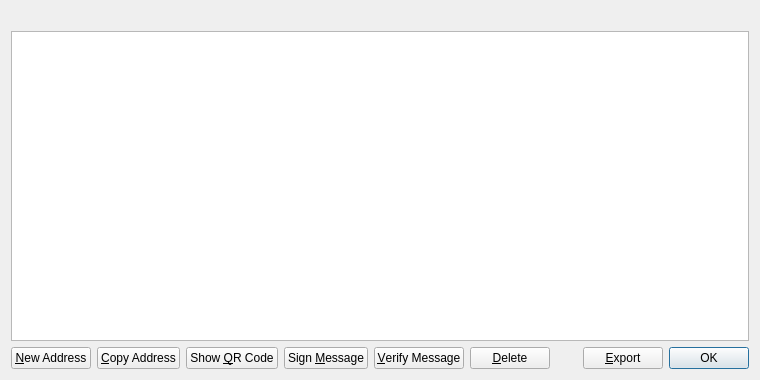
Tillkoeln/chipcoin, file src/qt/forms/addressbookpage.ui: the form before one commit.
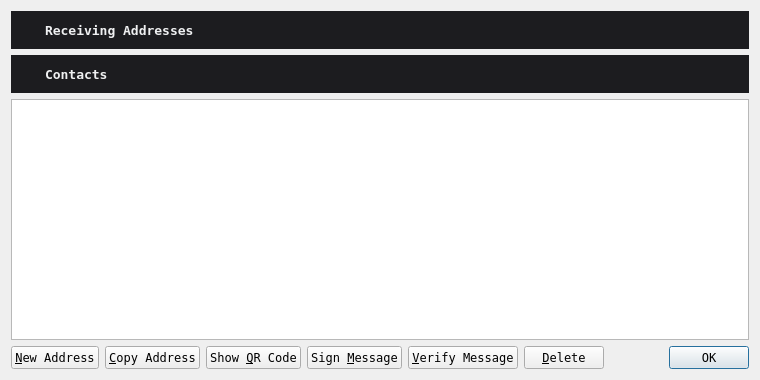
The form after the commit. Icons and pictures are not drawn.

Patch:
```diff
--- a/src/qt/forms/addressbookpage.ui
+++ b/src/qt/forms/addressbookpage.ui
@@ -10,18 +10,155 @@
     <height>380</height>
    </rect>
   </property>
+  <property name="font">
+   <font>
+    <family>Inconsolata</family>
+   </font>
+  </property>
   <property name="windowTitle">
    <string>Address Book</string>
   </property>
+  <property name="styleSheet">
+   <string notr="true">font-family: Inconsolata;</string>
+  </property>
   <layout class="QVBoxLayout" name="verticalLayout">
+   <property name="topMargin">
+    <number>11</number>
+   </property>
    <item>
-    <widget class="QLabel" name="labelExplanation">
-     <property name="textFormat">
-      <enum>Qt::PlainText</enum>
+    <widget class="QWidget" name="labelExplanation" native="true">
+     <property name="maximumSize">
+      <size>
+       <width>16777215</width>
+       <height>38</height>
+      </size>
      </property>
-     <property name="wordWrap">
-      <bool>true</bool>
+     <property name="styleSheet">
+      <string notr="true">background-color: #1C1C1F;</string>
      </property>
+     <layout class="QHBoxLayout" name="horizontalLayout_4_1_2">
+      <property name="spacing">
+       <number>6</number>
+      </property>
+      <property name="topMargin">
+       <number>9</number>
+      </property>
+      <item>
+       <widget class="QLabel" name="label_2">
+        <property name="minimumSize">
+         <size>
+          <width>16</width>
+          <height>0</height>
+         </size>
+        </property>
+        <property name="maximumSize">
+         <size>
+          <width>16</width>
+          <height>16777215</height>
+         </size>
+        </property>
+        <property name="text">
+         <string>&lt;html&gt;&lt;head/&gt;&lt;body&gt;&lt;p&gt;&lt;img src=&quot;:/icons/addresses&quot;/&gt;&lt;/p&gt;&lt;/body&gt;&lt;/html&gt;</string>
+        </property>
+       </widget>
+      </item>
+      <item>
+       <widget class="QLabel" name="label_5_1_2">
+        <property name="font">
+         <font>
+          <family>Inconsolata</family>
+         </font>
+        </property>
+        <property name="styleSheet">
+         <string notr="true">margin-top:2px;</string>
+        </property>
+        <property name="text">
+         <string>&lt;html&gt;&lt;head/&gt;&lt;body&gt;&lt;p&gt;&lt;span style=&quot; font-size:13px; font-weight:600; color:#eff0f1;&quot;&gt; Receiving Addresses &lt;/span&gt;&lt;/p&gt;&lt;/body&gt;&lt;/html&gt;</string>
+        </property>
+       </widget>
+      </item>
+      <item>
+       <spacer name="horizontalSpacer_2_1_2">
+        <property name="orientation">
+         <enum>Qt::Horizontal</enum>
+        </property>
+        <property name="sizeHint" stdset="0">
+         <size>
+          <width>40</width>
+          <height>20</height>
+         </size>
+        </property>
+       </spacer>
+      </item>
+     </layout>
+    </widget>
+   </item>
+   <item>
+    <widget class="QWidget" name="labelExplanation2" native="true">
+     <property name="maximumSize">
+      <size>
+       <width>16777215</width>
+       <height>38</height>
+      </size>
+     </property>
+     <property name="styleSheet">
+      <string notr="true">background-color: #1C1C1F;</string>
+     </property>
+     <layout class="QHBoxLayout" name="horizontalLayout_4_1_2_2">
+      <property name="spacing">
+       <number>6</number>
+      </property>
+      <property name="topMargin">
+       <number>9</number>
+      </property>
+      <item>
+       <widget class="QLabel" name="label_2_22">
+        <property name="minimumSize">
+         <size>
+          <width>16</width>
+          <height>0</height>
+         </size>
+        </property>
+        <property name="maximumSize">
+         <size>
+          <width>16</width>
+          <height>16777215</height>
+         </size>
+        </property>
+        <property name="text">
+         <string>&lt;html&gt;&lt;head/&gt;&lt;body&gt;&lt;p&gt;&lt;img src=&quot;:/icons/address-book3&quot;/&gt;&lt;/p&gt;&lt;/body&gt;&lt;/html&gt;</string>
+        </property>
+       </widget>
+      </item>
+      <item>
+       <widget class="QLabel" name="label_5_1_2_2">
+        <property name="font">
+         <font>
+          <family>Inconsolata</family>
+         </font>
+        </property>
+        <property name="styleSheet">
+         <string notr="true">margin-top:2px;</string>
+        </property>
+        <property name="text">
+         <string>&lt;html&gt;&lt;head/&gt;&lt;body&gt;&lt;p&gt;&lt;span style=&quot; font-size:13px; font-weight:600; color:#eff0f1;&quot;&gt; Contacts &lt;/span&gt;&lt;/p&gt;&lt;/body&gt;&lt;/html&gt;</string>
+        </property>
+       </widget>
+      </item>
+      <item>
+       <spacer name="horizontalSpacer_2_1_2_2">
+        <property name="orientation">
+         <enum>Qt::Horizontal</enum>
+        </property>
+        <property name="sizeHint" stdset="0">
+         <size>
+          <width>40</width>
+          <height>20</height>
+         </size>
+        </property>
+       </spacer>
+      </item>
+     </layout>
     </widget>
    </item>
    <item>
@@ -148,20 +285,6 @@
        </property>
       </spacer>
      </item>
-     <item>
-      <widget class="QPushButton" name="exportButton">
-       <property name="toolTip">
-        <string>Export the data in the current tab to a file</string>
-       </property>
-       <property name="text">
-        <string>&amp;Export</string>
-       </property>
-       <property name="icon">
-        <iconset resource="../bitcoin.qrc">
-         <normaloff>:/icons/export</normaloff>:/icons/export</iconset>
-       </property>
-      </widget>
-     </item>
      <item>
       <widget class="QDialogButtonBox" name="buttonBox">
        <property name="sizePolicy">
```
Left out of the diff: 12 changed lines with no effect on the pictures.
